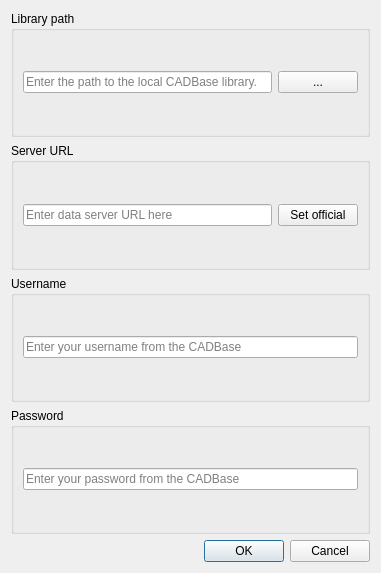
Above: ImportExport/CadbaseLibrary/cadbase_library_config.ui from FreeCAD/FreeCAD-macros before the change. Below: the same form after it.
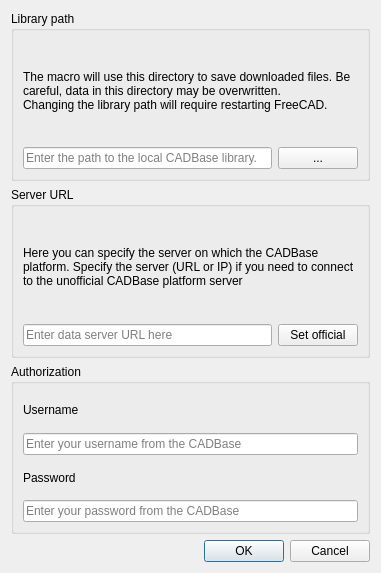
That is the form after the change.

Commit message: [CadbaseLibrary] Interface update, split code into files

Diff of the .ui file:
```diff
--- a/ImportExport/CadbaseLibrary/cadbase_library_config.ui
+++ b/ImportExport/CadbaseLibrary/cadbase_library_config.ui
@@ -21,6 +21,30 @@
      </property>
      <layout class="QHBoxLayout" name="horizontalLayout_3">
       <item>
+       <layout class="QVBoxLayout" name="verticalLayout_3">
+        <item>
+         <widget class="QLabel" name="label">
+          <property name="sizePolicy">
+           <sizepolicy hsizetype="Minimum" vsizetype="Minimum">
+            <horstretch>0</horstretch>
+            <verstretch>0</verstretch>
+           </sizepolicy>
+          </property>
+          <property name="lineWidth">
+           <number>1</number>
+          </property>
+          <property name="text">
+           <string>The macro will use this directory to save downloaded files. Be careful, data in this directory may be overwritten.
+Changing the library path will require restarting FreeCAD.</string>
+          </property>
+          <property name="wordWrap">
+           <bool>true</bool>
+          </property>
+         </widget>
+        </item>
+        <item>
+         <layout class="QHBoxLayout" name="horizontalLayout_2">
+          <item>
        <widget class="QLineEdit" name="lineEdit_3">
         <property name="placeholderText">
          <string>Enter the path to the local CADBase library.</string>
@@ -29,6 +53,12 @@
       </item>
       <item>
        <widget class="QPushButton" name="pushButton_3">
+            <property name="sizePolicy">
+             <sizepolicy hsizetype="Minimum" vsizetype="Fixed">
+              <horstretch>0</horstretch>
+              <verstretch>0</verstretch>
+             </sizepolicy>
+            </property>
         <property name="accessibleDescription">
          <string/>
         </property>
@@ -38,6 +68,10 @@
        </widget>
       </item>
      </layout>
+        </item>
+       </layout>
+      </item>
+     </layout>
     </widget>
    </item>
    <item>
@@ -47,6 +81,20 @@
      </property>
      <layout class="QHBoxLayout" name="horizontalLayout">
       <item>
+       <layout class="QVBoxLayout" name="verticalLayout_4">
+        <item>
+         <widget class="QLabel" name="label_4">
+          <property name="text">
+           <string>Here you can specify the server on which the CADBase platform. Specify the server (URL or IP) if you need to connect to the unofficial CADBase platform server</string>
+          </property>
+          <property name="wordWrap">
+           <bool>true</bool>
+          </property>
+         </widget>
+        </item>
+        <item>
+         <layout class="QHBoxLayout" name="horizontalLayout_4">
+          <item>
        <widget class="QLineEdit" name="lineEdit">
         <property name="placeholderText">
          <string>Enter data server URL here</string>
@@ -61,30 +109,41 @@
        </widget>
       </item>
      </layout>
+        </item>
+       </layout>
+      </item>
+     </layout>
     </widget>
    </item>
    <item>
     <widget class="QGroupBox" name="groupBox_2">
      <property name="title">
-      <string>Username</string>
+      <string>Authorization</string>
      </property>
      <layout class="QVBoxLayout" name="verticalLayout_2">
       <item>
+       <layout class="QVBoxLayout" name="verticalLayout_5">
+        <item>
+         <widget class="QLabel" name="label_2">
+          <property name="text">
+           <string>Username</string>
+          </property>
+         </widget>
+        </item>
+        <item>
        <widget class="QLineEdit" name="lineEdit_2">
         <property name="placeholderText">
          <string>Enter your username from the CADBase</string>
         </property>
        </widget>
       </item>
-     </layout>
-    </widget>
-   </item>
    <item>
-    <widget class="QGroupBox" name="groupBox_4">
-     <property name="title">
+         <widget class="QLabel" name="label_3">
+          <property name="text">
       <string>Password</string>
      </property>
-     <layout class="QVBoxLayout" name="verticalLayout_4">
+         </widget>
+        </item>
       <item>
        <widget class="QLineEdit" name="lineEdit_4">
         <property name="echoMode">
@@ -94,6 +153,8 @@
          <string>Enter your password from the CADBase</string>
         </property>
        </widget>
+        </item>
+       </layout>
       </item>
      </layout>
     </widget>
```
Lines whose indentation alone changed are shown as unchanged. The commit also changes 7 other files.
